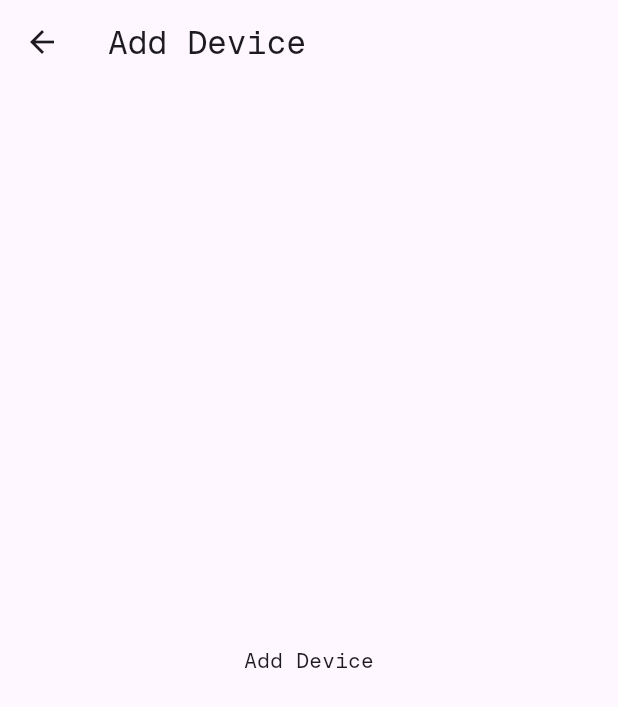
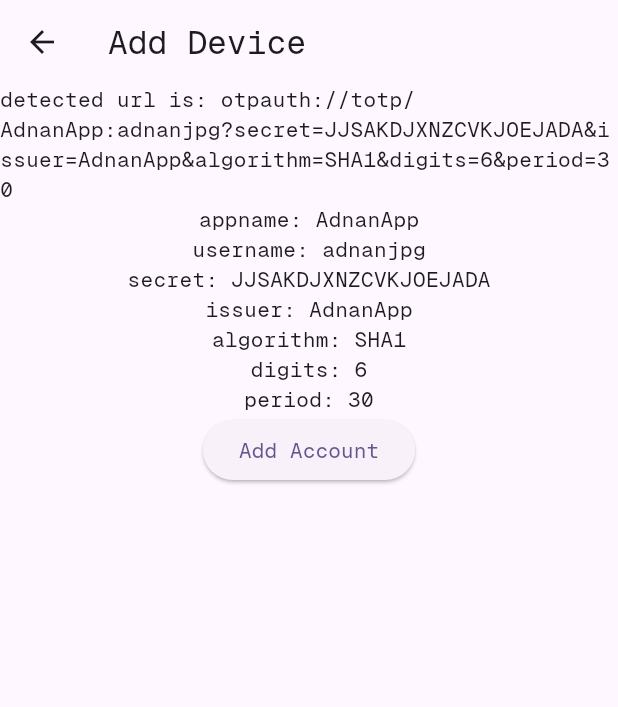
Before and after one commit to adnanjpg/flutter_2fa, a Flutter app: the screen it shows after launch, after a tap on an icon or button, on a phone screen of 412 x 824 dp. Shown: the top 707 px of the screen. Run offline on Flutter 3.47's test engine with Material 2 defaults, Android fonts, the phone set to English and light mode, and no system bars; our stand-ins replace flutter_riverpod, freezed_annotation, isar, remixicon; accounts and stored records are empty; statements that could not run were skipped.

Commit message:
feat: init add account screen

```diff
--- a/lib/add_account_screen.dart
+++ b/lib/add_account_screen.dart
@@ -1,4 +1,14 @@
 import 'package:flutter/material.dart';
+import 'package:flutter_2fa/models/account_model.dart';
+import 'package:flutter_2fa/services/local_db_service.dart';
+import 'package:flutter_riverpod/flutter_riverpod.dart';
+
+const tempConstUrl =
+    'otpauth://totp/AdnanApp:adnanjpg?secret=JJSAKDJXNZCVKJOEJADA&issuer=AdnanApp&algorithm=SHA1&digits=6&period=30';
+
+final detectedUrlProv = Provider<String?>(
+  (ref) => tempConstUrl,
+);
 
 class AddAccountScreen extends StatelessWidget {
   const AddAccountScreen({super.key});
@@ -9,9 +19,87 @@ class AddAccountScreen extends StatelessWidget {
       appBar: AppBar(
         title: const Text('Add Device'),
       ),
-      body: const Center(
-        child: Text('Add Device'),
+      body: Consumer(
+        builder: (context, ref, _) {
+          final detectedUrl = ref.watch(detectedUrlProv);
+
+          if (detectedUrl == null) {
+            return const _NotDetectedUrlWidget();
+          }
+
+          return const _DetectedUrlWidget();
+        },
       ),
     );
   }
 }
+
+class _NotDetectedUrlWidget extends StatelessWidget {
+  const _NotDetectedUrlWidget();
+
+  @override
+  Widget build(BuildContext context) {
+    return const Placeholder();
+  }
+}
+
+class _DetectedUrlWidget extends ConsumerWidget {
+  const _DetectedUrlWidget();
+
+  void onAddAccountPressed({
+    required WidgetRef ref,
+    required AccountModel account,
+  }) {
+    ref.read(localDbService).addAccount(
+          account: account,
+        );
+  }
+
+  @override
+  Widget build(BuildContext context, WidgetRef ref) {
+    final detectedUrl = ref.watch(detectedUrlProv);
+
+    assert(detectedUrl != null, 'detectedUrlMaybe is null');
+    if (detectedUrl == null) {
+      return const SizedBox();
+    }
+
+    final account = AccountModel.fromUrl(detectedUrl);
+
+    return Column(
+      children: [
+        Text(
+          'detected url is: $detectedUrl',
+        ),
+        Text(
+          'appname: ${account.appname}',
+        ),
+        Text(
+          'username: ${account.username}',
+        ),
+        Text(
+          'secret: ${account.secret}',
+        ),
+        Text(
+          'issuer: ${account.issuer}',
+        ),
+        Text(
+          'algorithm: ${account.algorithm}',
+        ),
+        Text(
+          'digits: ${account.digits}',
+        ),
+        Text(
+          'period: ${account.period}',
+        ),
+        ElevatedButton(
+          onPressed: () => onAddAccountPressed(
+            ref: ref,
+            account: account,
+          ),
+          child: const Text('Add Account'),
+        ),
+      ],
+    );
+  }
+}
--- a/lib/models/account_model.dart
+++ b/lib/models/account_model.dart
@@ -16,8 +16,36 @@ class AccountModel with _$AccountModel {
     required String secret,
     required String issuer,
     required String algorithm,
-    required int digits,
-    required int period,
+    @Default(6) required int? digits,
+    @Default(30) required int? period,
   }) = _AccountModel;
   const AccountModel._();
+
+  // otpauth://totp/YourAppName:username?secret=sharedsecret&issuer=YourAppName&algorithm=SHA1&digits=6&period=30
+  // fromUrl
+  factory AccountModel.fromUrl(String url) {
+    final uri = Uri.parse(url);
+    final queryParameters = uri.queryParameters;
+
+    final pathSeg = uri.pathSegments[0].split(':');
+    final appname = pathSeg[0];
+    final username = pathSeg[1];
+
+    final secret = queryParameters['secret']!;
+    final issuer = queryParameters['issuer']!;
+    final algorithm = queryParameters['algorithm']!;
+    final digits = int.tryParse(queryParameters['digits'] ?? '');
+    final period = int.tryParse(queryParameters['period'] ?? '');
+
+    return AccountModel(
+      id: 0,
+      appname: appname,
+      username: username,
+      secret: secret,
+      issuer: issuer,
+      algorithm: algorithm,
+      digits: digits,
+      period: period,
+    );
+  }
 }
```
Also changed, not shown: lib/models/account_model.freezed.dart, lib/models/account_model.g.dart.
